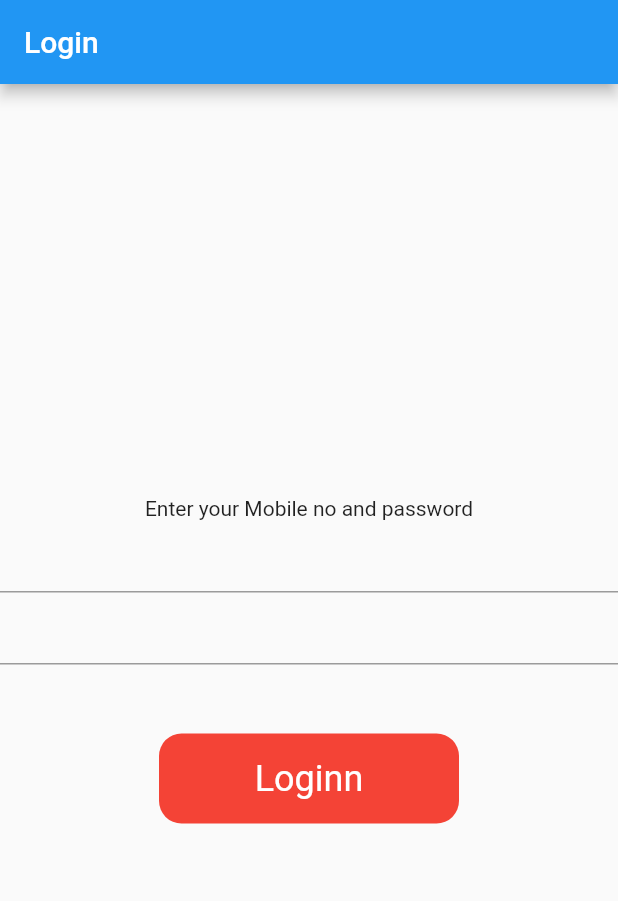
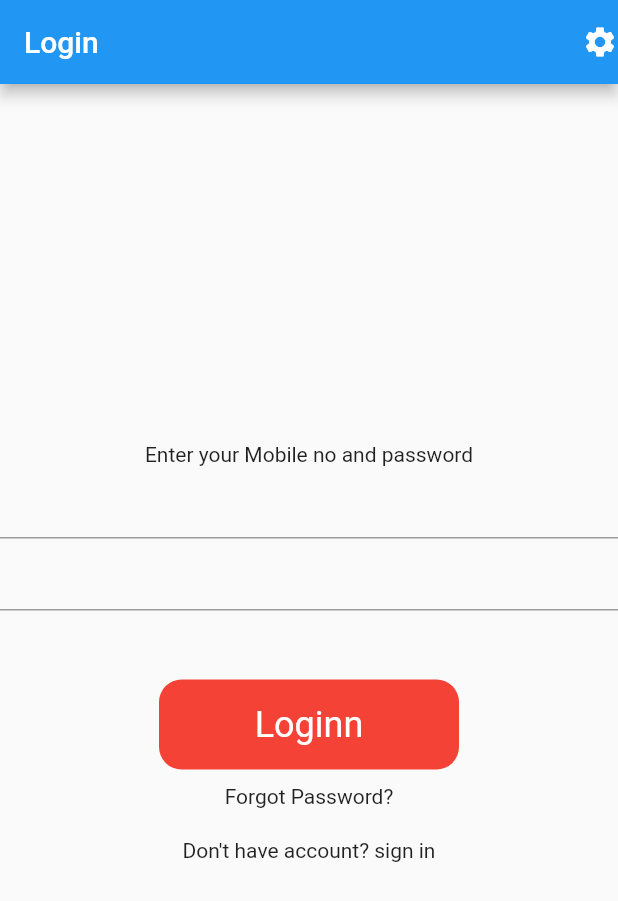
Before and after one commit to bijon95/project83batch, a Flutter app: the screen it shows after launch, on a phone screen of 412 x 824 dp. Shown: the top 901 px of the screen. Run offline on Flutter 3.47's test engine with Material 2 defaults, Android fonts, the phone set to English and light mode, and no system bars.

```diff
--- a/lib/Auth/login.dart
+++ b/lib/Auth/login.dart
@@ -2,7 +2,10 @@ import 'dart:convert';
 
 import 'package:flutter/material.dart';
 import 'package:http/http.dart' as http;
+import 'package:project83batch/Auth/registration.dart';
 import 'package:project83batch/homepage.dart';
+
+import 'newdrower.dart';
 
 class Login extends StatefulWidget {
   const Login({Key? key}) : super(key: key);
@@ -48,9 +51,20 @@ class _LoginState extends State<Login> {
   @override
   Widget build(BuildContext context) {
     return Scaffold(
-        appBar: AppBar(
-          title: Text("Login"),
-        ),
+      appBar: AppBar(title: Text("Login"),
+          actions: [
+
+            InkWell(
+              onTap: (){
+                Navigator.push(context, MaterialPageRoute(builder: (builder)=>Nwdrawer()));
+              },
+              child:
+              Icon(Icons.settings),)]
+
+      ),
+        // appBar: AppBar(
+        //   title: Text("Login"),
+        // ),
         body: Column(
           mainAxisAlignment: MainAxisAlignment.center,
           children: [
@@ -81,7 +95,18 @@ class _LoginState extends State<Login> {
                 ),
                 child: Center(child: Text("Loginn",style: TextStyle(fontSize: 24,color: Colors.white),)),
               ),
-            )
+            ),
+            Container(margin: EdgeInsets.all(10),
+              child: Center(child: Text('Forgot Password?'),),),
+            Container(margin: EdgeInsets.all(10),
+              child: Center(child:
+              InkWell(
+                onTap: (){
+                  Navigator.push(context, MaterialPageRoute(builder: (builder)=>Registration()));
+                },
+                child:
+
+              Text("Don't have account? sign in" ),),),)
           ],
         ));
   }
--- a/lib/Auth/registration.dart
+++ b/lib/Auth/registration.dart
@@ -1,5 +1,7 @@
 
 import 'package:flutter/material.dart';
+
+
 class Registration extends StatefulWidget {
   const Registration({Key? key}) : super(key: key);
 
@@ -11,6 +13,7 @@ class _RegistrationState extends State<Registration> {
   @override
   Widget build(BuildContext context) {
     return Scaffold(
+
 appBar: AppBar(
   title: Text("Registration"),
 ),
--- a/lib/main.dart
+++ b/lib/main.dart
@@ -13,7 +13,9 @@ class MyApp extends StatelessWidget {
   // This widget is the root of your application.
   @override
   Widget build(BuildContext context) {
+
     return MaterialApp(
+      debugShowCheckedModeBanner: false,
       title: 'Registration Demo',
       theme: ThemeData(
         // This is the theme of your application.
```
Also changed, not shown: lib/Auth/newdrower.dart (added, +102 -0 lines), lib/homepage.dart (+13 -1 lines).
